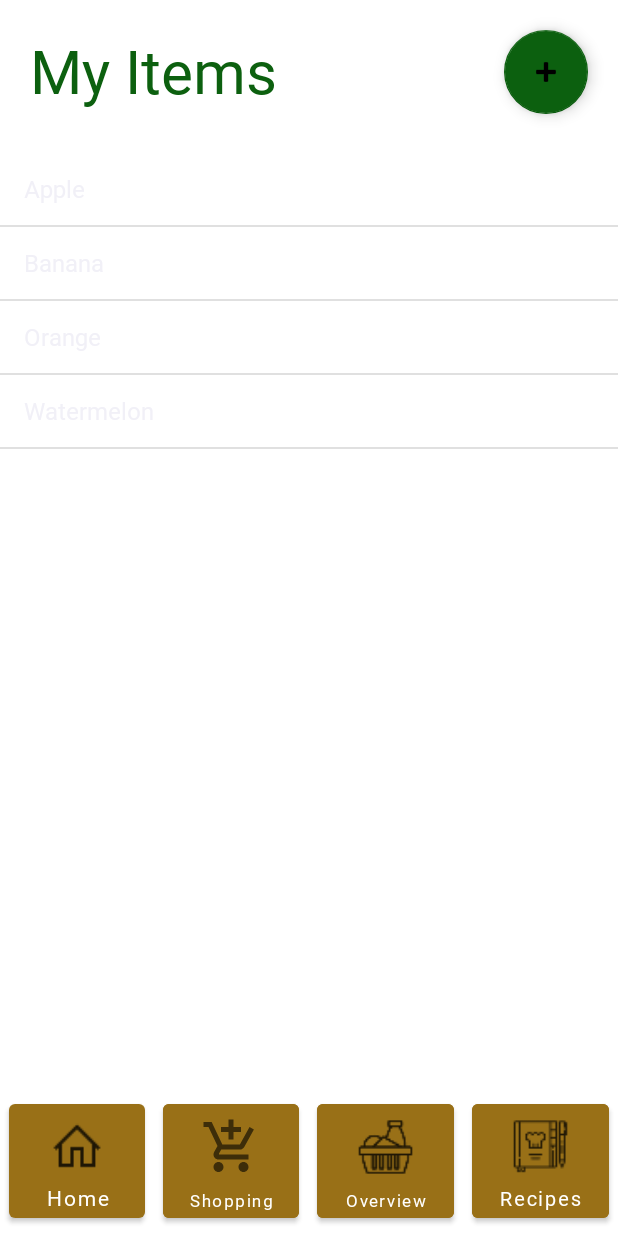
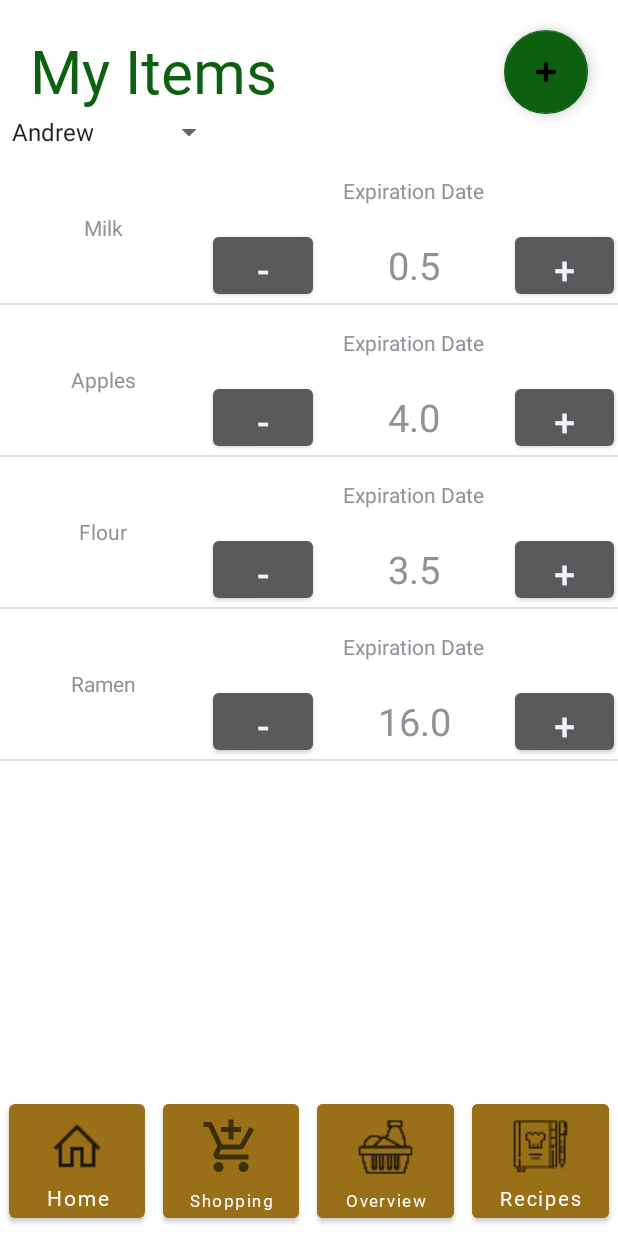
Before and after one commit to crortolf/Kitchen-Kompanion-2022-Group6, an Android app: the UserItemList screen opened directly, with no data from a screen before it, on a phone screen of 412 x 824 dp. Run offline under Robolectric (Android 15) with nearby library versions, the phone set to English and light mode, and no system bars; 1 statement that could not run was skipped.

Commit message:
updated UserItemList and UserItemAdapter

```diff
--- a/app/src/main/java/com/example/kitchenkompanion/UserItemAdapter.java
+++ b/app/src/main/java/com/example/kitchenkompanion/UserItemAdapter.java
@@ -22,7 +22,7 @@ public class UserItemAdapter extends ArrayAdapter<GroceryItem> {
     }
 
     public View getView(int position, View convertView, ViewGroup parent) {
-        String name = getItem(position).name;
+        String name = getItem (position).name;
         String units = getItem(position).units;
         float amount = getItem(position).amount;
         float minimumAmount = getItem(position).minimumAmount;
--- a/app/src/main/java/com/example/kitchenkompanion/UserItemList.java
+++ b/app/src/main/java/com/example/kitchenkompanion/UserItemList.java
@@ -1,26 +1,30 @@
 package com.example.kitchenkompanion;
 
-import android.content.Intent;
 import android.graphics.Typeface;
 import android.os.Build;
 import android.os.Bundle;
 import android.view.View;
 import android.view.ViewGroup;
+import android.widget.AdapterView;
 import android.widget.ArrayAdapter;
 import android.widget.Button;
 import android.widget.ListView;
+import android.widget.Spinner;
 import android.widget.TextView;
+import android.widget.Toast;
 
 import androidx.annotation.RequiresApi;
 import androidx.appcompat.app.AppCompatActivity;
 
+import org.w3c.dom.Text;
+
 import java.util.ArrayList;
 
-public class UserItemList extends AppCompatActivity {
+public class UserItemList extends AppCompatActivity implements AdapterView.OnItemSelectedListener {
     ListView listView;
-    // needs to eventually be a list of GroceryItem elements
-    ArrayList<String> items;
-    ArrayAdapter<String> adapter;
+    ArrayList<GroceryItem> items;
+    Spinner spinner;
+//    TextView itemCount;
 
     @RequiresApi(api = Build.VERSION_CODES.O)
     @Override
@@ -30,14 +34,23 @@ public class UserItemList extends AppCompatActivity {
 
         Typeface mt = getResources().getFont(R.font.helvetica);
 
+        spinner = findViewById(R.id.spinner);
+        ArrayAdapter<CharSequence> spinnerAdapter = ArrayAdapter.createFromResource(this, R.array.user_name_list, android.R.layout.simple_spinner_item);
+        spinner.setAdapter(spinnerAdapter);
+        spinner.setOnItemSelectedListener(this);
+
+//        itemCount = (TextView) findViewById()
+
         listView = findViewById(R.id.listview);
-        items = new ArrayList<>();
-        items.add("Apple");
-        items.add("Banana");
-        items.add("Orange");
-        items.add("Watermelon");
+        items = new ArrayList<GroceryItem>();
 
-        adapter = new ArrayAdapter<String>(getApplicationContext(), android.R.layout.simple_list_item_1, items) {
+        items.add(new GroceryItem("Milk", "Cartons", 0.5f));
+        items.add(new GroceryItem("Apples", "Apples", 4));
+        items.add(new GroceryItem("Flour", "lbs", 3.5f));
+        items.add(new GroceryItem("Ramen", "Cups", 16));
+
+
+        UserItemAdapter adapter = new UserItemAdapter(getApplicationContext(), R.layout.adapter_view_user_items, items) {
             @Override
             public View getView(int position, View convertView, ViewGroup parent) {
                 View view = super.getView(position, convertView, parent);
@@ -96,4 +109,15 @@ public class UserItemList extends AppCompatActivity {
         recipe.setOnClickListener(recipePage);
         shopping.setOnClickListener(shoppingPage);
     }
+
+    @Override
+    public void onItemSelected(AdapterView<?> adapterView, View view, int i, long l) {
+        String choice = adapterView.getItemAtPosition(i).toString();
+        Toast.makeText(getApplicationContext(), choice, Toast.LENGTH_LONG).show();
+    }
+
+    @Override
+    public void onNothingSelected(AdapterView<?> adapterView) {
+
+    }
 }
--- a/app/src/main/res/layout/adapter_view_user_items.xml
+++ b/app/src/main/res/layout/adapter_view_user_items.xml
@@ -10,7 +10,7 @@
         android:textAlignment="center"
         android:text="User Item(s)"
         android:layout_width="match_parent"
-        android:layout_height="60dp"
+        android:layout_height="100dp"
         android:id="@+id/userItemName"
         android:layout_weight="66.6"
         ></TextView>
@@ -18,28 +18,56 @@
     <LinearLayout
         android:orientation="vertical"
         android:layout_width="match_parent"
-        android:layout_height="match_parent"
+        android:layout_height="100dp"
         android:layout_weight="33.3">
 
-        <TextView
-            android:gravity="right"
-            android:paddingRight="20dp"
-            android:text="(-) Quantity (+)"
-            android:layout_width="match_parent"
-            android:layout_height="30dp"
-            android:id="@+id/userItemQuantity"
-            ></TextView>
 
         <TextView
-            android:gravity="right"
-            android:paddingRight="20dp"
+            android:gravity="center"
             android:text="Expires: XX/XX/XXXXX"
             android:layout_width="match_parent"
-            android:layout_height="30dp"
+            android:layout_height="50dp"
             android:id="@+id/userItemExpDate"
             android:layout_below="@id/userItemQuantity"
             ></TextView>
 
+        <LinearLayout
+            android:layout_width="match_parent"
+            android:layout_height="wrap_content"
+            android:orientation="horizontal"
+            android:weightSum="100">
+
+            <Button
+                android:layout_width="wrap_content"
+                android:layout_height="wrap_content"
+                android:text="-"
+                android:textSize="25dp"
+                android:layout_centerVertical="true"
+                android:layout_weight="33.3"
+                android:onClick="decrement"
+                ></Button>
+
+            <TextView
+                android:id="@+id/userItemQuantity"
+                android:layout_width="140dp"
+                android:layout_height="match_parent"
+                android:gravity="center"
+                android:text="0"
+                android:textSize="25dp"
+                android:layout_weight="33.3"></TextView>
+
+            <Button
+                android:layout_height="wrap_content"
+                android:layout_width="wrap_content"
+                android:text="+"
+                android:textSize="25dp"
+                android:layout_centerVertical="true"
+                android:layout_weight="33.3"
+                android:onClick="increment"
+                ></Button>
+
+        </LinearLayout>
+
     </LinearLayout>
 
 </LinearLayout>
--- a/app/src/main/res/layout/user_item_list.xml
+++ b/app/src/main/res/layout/user_item_list.xml
@@ -119,6 +119,12 @@
         android:layout_width="match_parent"
         android:layout_height="100dp">
 
+        <Spinner
+            android:id="@+id/spinner"
+            android:layout_width="150dp"
+            android:layout_height="wrap_content"
+            android:layout_alignParentBottom="true" />
+
         <TextView
             android:id="@+id/textView"
             android:layout_width="match_parent"
@@ -142,6 +148,8 @@
             app:layout_constraintEnd_toEndOf="parent"
             app:layout_constraintTop_toTopOf="parent"
             app:srcCompat="@android:drawable/ic_input_add" />
+
+
     </RelativeLayout>
 
     <ListView
--- a/app/src/main/res/values/strings.xml
+++ b/app/src/main/res/values/strings.xml
@@ -1,4 +1,10 @@
 <resources>
     <string name="app_name">Kitchen Kompanion</string>
     <string name="add_a_new_shopping_list_item">Add a new shopping list item</string>
+    <string-array name="user_name_list">
+        <item>Andrew</item>
+        <item>Ethan</item>
+        <item>Chris</item>
+        <item>Jason</item>
+    </string-array>
 </resources>
```
